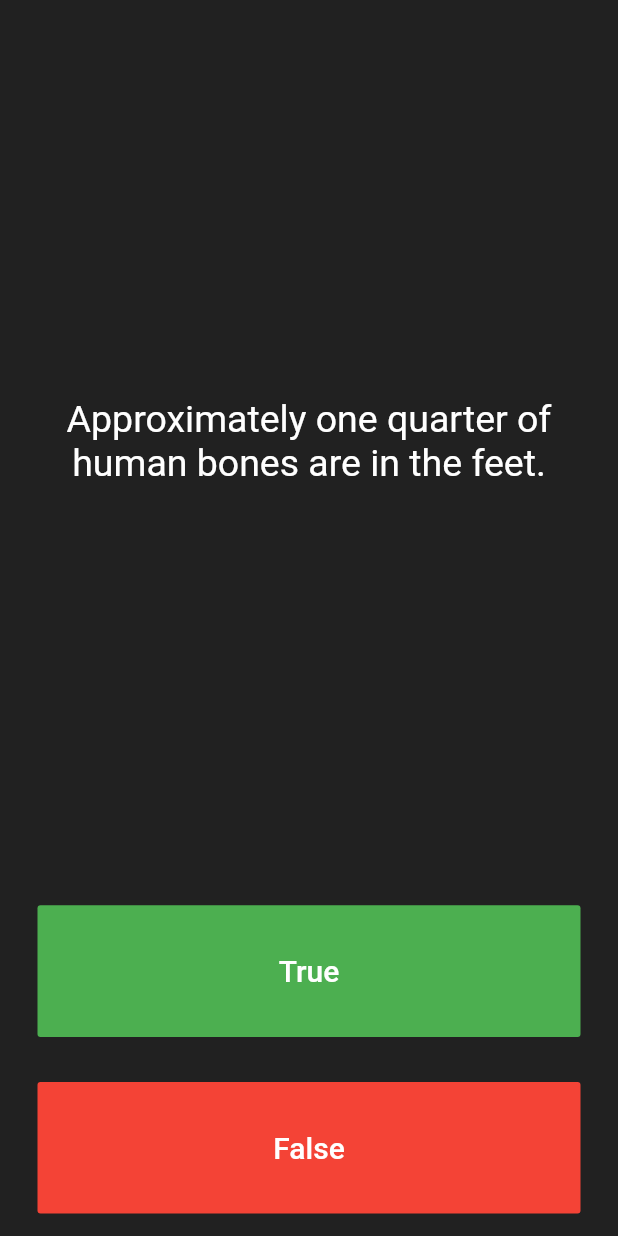
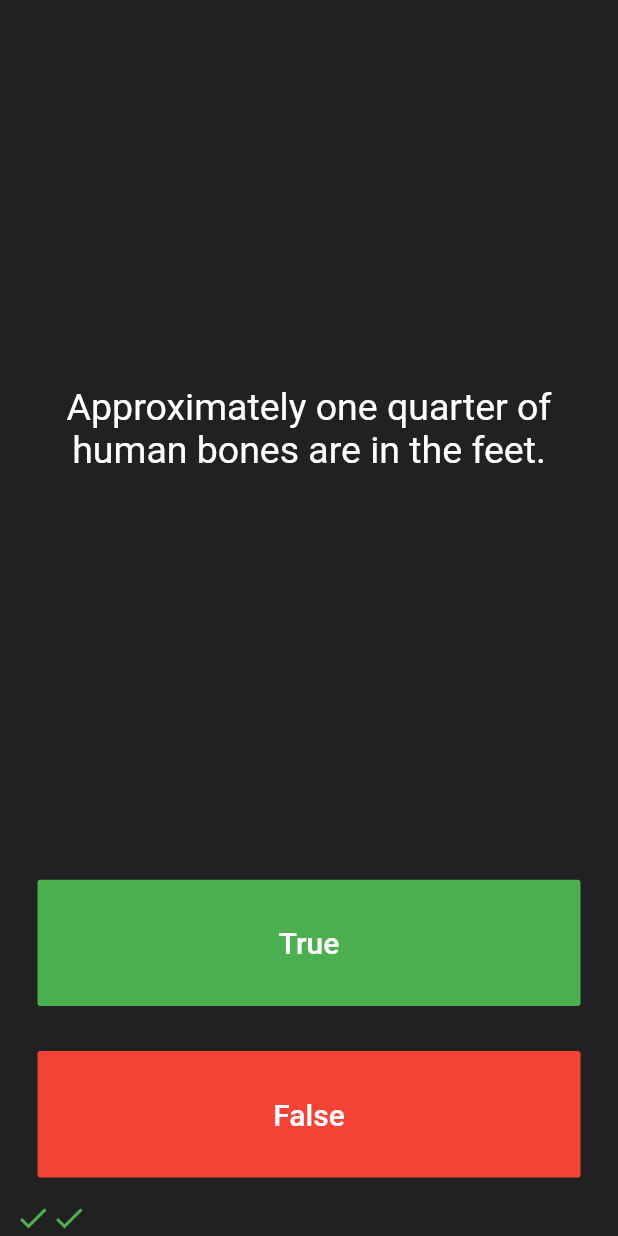
Before and after one commit to Chris-Eminence/flutter-i-am-rich, a Flutter app: the screen it shows after launch, after a tap on "True", after a tap on "False", on a phone screen of 412 x 824 dp. Run offline on Flutter 3.47's test engine with Material 2 defaults, Android fonts, the light colour scheme and no system bars.

Commit message:
Added score tick to indicate win or loose

```diff
--- a/lib/main.dart
+++ b/lib/main.dart
@@ -30,6 +30,25 @@ class QuizPage extends StatefulWidget {
 
 class _QuizPageState extends State<QuizPage> {
   List<Icon> scoreKeeper = [];
+
+  void checkAnswer(bool userPickAnswer) {
+    bool? correctAnswer = quizBrain.getCorrectAnswer();
+
+    setState(() {
+      if (userPickAnswer == correctAnswer) {
+        scoreKeeper.add(const Icon(
+          Icons.check,
+          color: Colors.green,
+        ));
+      } else {
+        scoreKeeper.add(const Icon(
+          Icons.close,
+          color: Colors.red,
+        ));
+      }
+      quizBrain.nextQuestion();
+    });
+  }
 
   @override
   Widget build(BuildContext context) {
@@ -68,15 +87,7 @@ class _QuizPageState extends State<QuizPage> {
               ),
               onPressed: () {
                 //The user picked true.
-                bool? correctAnswer = quizBrain.getCorrectAnswer();
-                if (correctAnswer == true) {
-                  print('you have got the correct answer');
-                } else {
-                  print('you have got the wrong answer');
-                }
-                setState(() {
-                  quizBrain.nextQuestion();
-                });
+                checkAnswer(true);
               },
             ),
           ),
@@ -95,16 +106,7 @@ class _QuizPageState extends State<QuizPage> {
               ),
               onPressed: () {
                 //The user picked false.
-
-                bool? correctAnswer = quizBrain.getCorrectAnswer();
-                if (correctAnswer == false) {
-                  print('you have got the correct answer');
-                } else {
-                  print('you have got the wrong answer');
-                }
-                setState(() {
-                  quizBrain.nextQuestion();
-                });
+                checkAnswer(false);
               },
             ),
           ),
```
